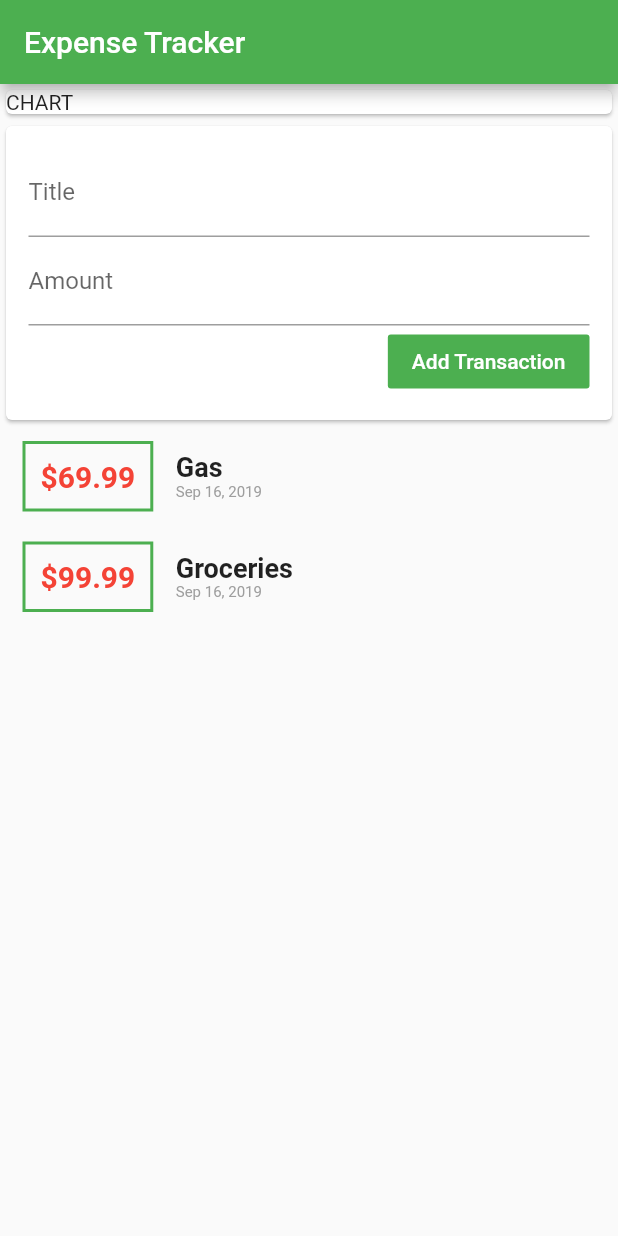
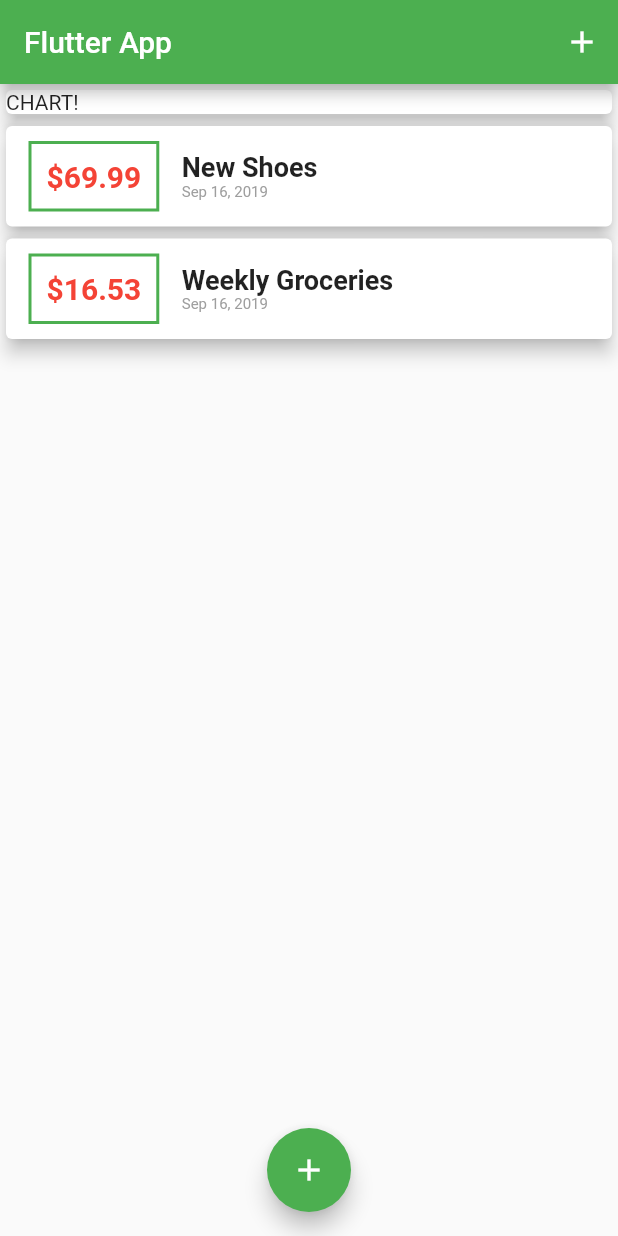
Before and after one commit to gruiz016/Flutter-Dart-Projects, a Flutter app: the screen it shows after launch, on a phone screen of 412 x 824 dp. Run offline on Flutter 3.47's test engine with Material 2 defaults, Android fonts, the phone set to English and light mode, and no system bars.

Commit message:
working on adding new transactions

```diff
--- a/expense_tracker_app/lib/main.dart
+++ b/expense_tracker_app/lib/main.dart
@@ -1,6 +1,8 @@
 import 'package:flutter/material.dart';
 
-import 'package:expense_tracker_app/widgets/new_transaction.dart';
+import 'package:expense_tracker_app/widgets/transaction_list.dart';
+import 'package:expense_tracker_app/models/transaction.dart';
+import 'package:expense_tracker_app/widgets/user_input.dart';
 
 void main() => runApp(ExpenseTrackerApp());
 
@@ -9,33 +11,93 @@ class ExpenseTrackerApp extends StatelessWidget {
   Widget build(BuildContext context) {
     return MaterialApp(
       title: 'Expense Tracker',
-      home: HomePage(),
+      home: MyHomePage(),
     );
   }
 }
 
-class HomePage extends StatelessWidget {
-  final textController = TextEditingController();
-  final amountController = TextEditingController();
+class MyHomePage extends StatefulWidget {
+  // String titleInput;
+  // String amountInput;
+  @override
+  _MyHomePageState createState() => _MyHomePageState();
+}
+
+class _MyHomePageState extends State<MyHomePage> {
+  final List<Transaction> _userTransactions = [
+    Transaction(
+      id: 't1',
+      title: 'New Shoes',
+      amount: 69.99,
+      date: DateTime.now(),
+    ),
+    Transaction(
+      id: 't2',
+      title: 'Weekly Groceries',
+      amount: 16.53,
+      date: DateTime.now(),
+    ),
+  ];
+
+  void _addNewTransaction(String txTitle, double txAmount) {
+    final newTx = Transaction(
+      title: txTitle,
+      amount: txAmount,
+      date: DateTime.now(),
+      id: DateTime.now().toString(),
+    );
+
+    setState(() {
+      _userTransactions.add(newTx);
+    });
+  }
+
+  void _startAddNewTransaction(BuildContext ctx) {
+    showModalBottomSheet(
+      context: ctx,
+      builder: (_) {
+        return GestureDetector(
+          onTap: () {},
+          child: UserInput(_addNewTransaction),
+          behavior: HitTestBehavior.opaque,
+        );
+      },
+    );
+  }
 
   @override
   Widget build(BuildContext context) {
     return Scaffold(
       appBar: AppBar(
         backgroundColor: Colors.green,
-        title: Text(
-          'Expense Tracker',
-          style: TextStyle(color: Colors.white),
+        title: Text('Flutter App'),
+        actions: <Widget>[
+          IconButton(
+            icon: Icon(Icons.add),
+            onPressed: () => _startAddNewTransaction(context),
+          ),
+        ],
+      ),
+      body: SingleChildScrollView(
+        child: Column(
+          crossAxisAlignment: CrossAxisAlignment.stretch,
+          children: <Widget>[
+            Container(
+              width: double.infinity,
+              child: Card(
+                child: Text('CHART!'),
+                elevation: 5,
+              ),
+            ),
+            TransactionList(_userTransactions),
+          ],
         ),
       ),
-      body: Column(
-        crossAxisAlignment: CrossAxisAlignment.stretch,
-        children: <Widget>[
-          Card(
-            child: Text('CHART'),
-          ),
-          NewTransaction(),
-        ],
+      floatingActionButtonLocation: FloatingActionButtonLocation.centerFloat,
+      floatingActionButton: FloatingActionButton(
+        backgroundColor: Colors.green,
+        child: Icon(Icons.add),
+        onPressed: () => _startAddNewTransaction(context),
       ),
     );
   }
--- a/expense_tracker_app/lib/widgets/new_transaction.dart
+++ /dev/null
@@ -1,50 +0,0 @@
-import 'package:flutter/material.dart';
-
-import 'package:expense_tracker_app/widgets/transaction_list.dart';
-import 'package:expense_tracker_app/widgets/user_input.dart';
-import 'package:expense_tracker_app/models/transaction.dart';
-
-class NewTransaction extends StatefulWidget {
-  @override
-  _NewTransactionState createState() => _NewTransactionState();
-}
-
-class _NewTransactionState extends State<NewTransaction> {
-  final List<Transaction> _userTransactions = [
-    Transaction(
-      amount: 69.99,
-      date: DateTime.now(),
-      id: 't1',
-      title: 'Gas',
-    ),
-    Transaction(
-      amount: 99.99,
-      date: DateTime.now(),
-      id: 't2',
-      title: 'Groceries',
-    ),
-  ];
-
-  void _addNewTransaction(String txTitle, double txAmount) {
-    final newTx = Transaction(
-      amount: txAmount,
-      title: txTitle,
-      id: DateTime.now().toString(),
-      date: DateTime.now(),
-    );
-
-    setState(() {
-      _userTransactions.add(newTx);
-    });
-  }
-
-  @override
-  Widget build(BuildContext context) {
-    return Column(
-      children: <Widget>[
-        UserInput(_addNewTransaction),
-        TransactionList(_userTransactions),
-      ],
-    );
-  }
-}
--- a/expense_tracker_app/lib/widgets/transaction_list.dart
+++ b/expense_tracker_app/lib/widgets/transaction_list.dart
@@ -10,13 +10,17 @@ class TransactionList extends StatelessWidget {
 
   @override
   Widget build(BuildContext context) {
-    return Column(
-      children: transactions.map((tx) {
-        return Row(
+    return Container(
+      height: 450,
+      child: ListView.builder(
+        itemBuilder: (ctx, index) {
+          return Card(
+            elevation: 5,
+            child: Row(
               children: <Widget>[
                 Container(
                   child: Text(
-                '\$${tx.amount}',
+                    '\$${transactions[index].amount.toStringAsFixed(2)}',
                     style: TextStyle(
                       fontWeight: FontWeight.bold,
                       fontSize: 20,
@@ -39,14 +43,15 @@ class TransactionList extends StatelessWidget {
                   crossAxisAlignment: CrossAxisAlignment.start,
                   children: <Widget>[
                     Text(
-                  tx.title,
+                      transactions[index].title,
                       style: TextStyle(
                         fontSize: 18,
                         fontWeight: FontWeight.bold,
                       ),
                     ),
                     Text(
-                  DateFormat('MMM dd, yyyy').format(tx.date),
+                      DateFormat('MMM dd, yyyy')
+                          .format(transactions[index].date),
                       style: TextStyle(
                         color: Colors.grey,
                         fontSize: 10,
@@ -55,8 +60,11 @@ class TransactionList extends StatelessWidget {
                   ],
                 ),
               ],
+            ),
           );
-      }).toList(),
+        },
+        itemCount: transactions.length,
+      ),
     );
   }
 }
```
Also changed, not shown: expense_tracker_app/lib/widgets/user_input.dart (+30 -8 lines). Lines whose indentation alone changed are shown as unchanged.
